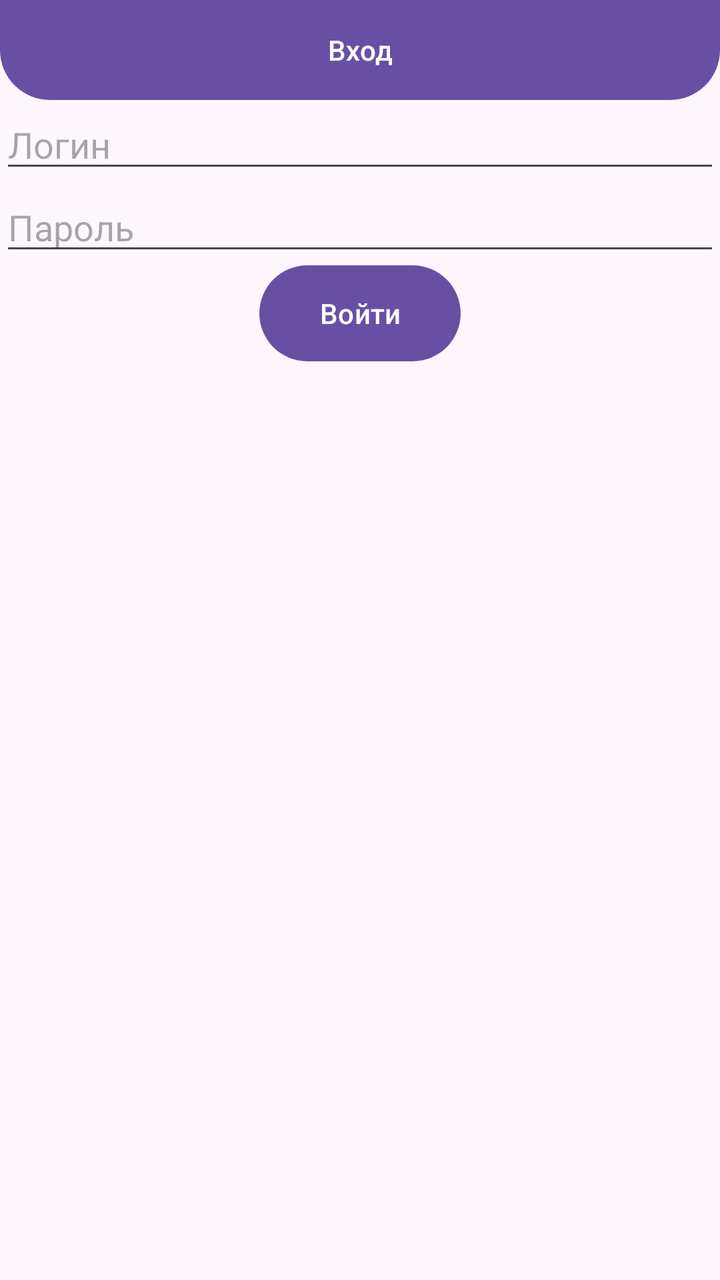
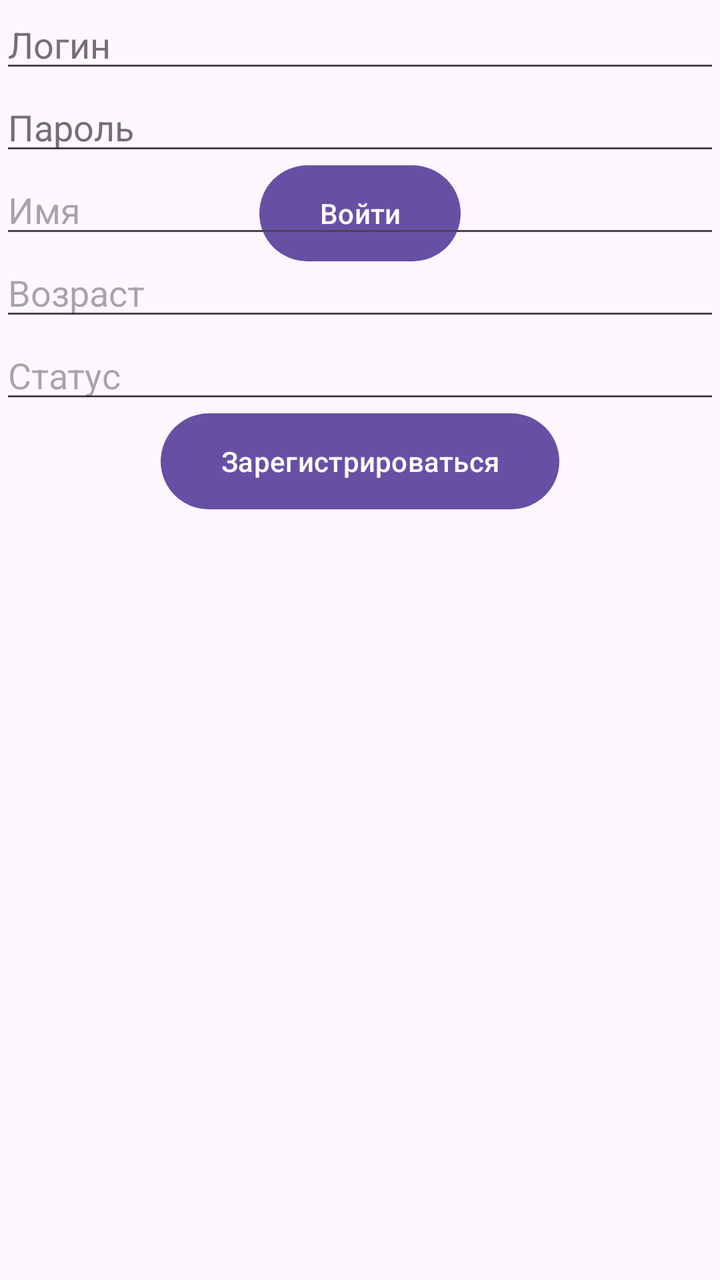

The first picture is an Android layout as it rendered before a commit; the second is the same layout after the commit. The layout source and the unified diff follow.
<!-- AndroidManifest.xml: application theme Theme.OnlineDataBase -->
<!-- res/layout/activity_sign.xml -->
<?xml version="1.0" encoding="utf-8"?>
<FrameLayout xmlns:android="http://schemas.android.com/apk/res/android"
    xmlns:tools="http://schemas.android.com/tools"
    android:layout_width="match_parent"
    android:layout_height="match_parent"
    tools:context=".SignActivity">
    <Button
        android:background="@drawable/back_round_smoke_bot"
        android:layout_width="match_parent"
        android:layout_height="50dp"
        android:text="@string/signIn"/>
    <LinearLayout
        android:layout_width="match_parent"
        android:layout_height="match_parent"
        android:layout_marginTop="50dp"
        android:orientation="vertical">
        <EditText
            android:id="@+id/LoginTextView"
            android:maxLines="1"
            android:inputType="text"
            android:hint="@string/loginHint"
            android:layout_width="match_parent"
            android:layout_height="wrap_content" />
        <EditText
            android:id="@+id/PasswordTextView"
            android:hint="@string/passwordHint"
            android:layout_width="match_parent"
            android:layout_height="wrap_content"
            android:inputType="textPassword" />
        <Button
            android:background="@drawable/back_round_smoke"
            android:layout_width="wrap_content"
            android:layout_height="wrap_content"
            android:layout_gravity="center"
            android:onClick="SignIn"
            android:paddingLeft="30dp"
            android:paddingRight="30dp"
            android:text="@string/goSignIn"/>
    </LinearLayout>
</FrameLayout>
<!-- resources referenced by this layout -->
<resources>
  <!-- drawable back_round_smoke (drawable) -->
  <?xml version="1.0" encoding="utf-8"?>
  <shape xmlns:android="http://schemas.android.com/apk/res/android">
      <solid android:color="@color/colorSmoke"/>
      <corners android:radius="25dp"/>
  </shape>
  <!-- drawable back_round_smoke_bot (drawable) -->
  <?xml version="1.0" encoding="utf-8"?>
  <shape xmlns:android="http://schemas.android.com/apk/res/android">
      <solid android:color="@color/colorSmoke"/>
      <corners android:bottomLeftRadius="25dp" android:bottomRightRadius="25dp"/>
  </shape>
  <string name="goSignIn">Войти</string>
  <string name="loginHint">Логин</string>
  <string name="passwordHint">Пароль</string>
  <string name="signIn">Вход</string>
  <style name="Theme.OnlineDataBase" parent="Base.Theme.OnlineDataBase" />
  <color name="colorSmoke">#CFCFCF</color>
  <style name="Base.Theme.OnlineDataBase" parent="Theme.Material3.DayNight.NoActionBar">
          
          
      </style>
</resources>

<!-- the commit's change to res/layout/activity_sign.xml (unified diff, before → after) -->
@@ -4,37 +4,111 @@
     android:layout_width="match_parent"
     android:layout_height="match_parent"
     tools:context=".SignActivity">
-    <Button
-        android:background="@drawable/back_round_smoke_bot"
+    <TabHost
+        android:id="@+id/tabHost"
         android:layout_width="match_parent"
-        android:layout_height="50dp"
-        android:text="@string/signIn"/>
-    <LinearLayout
-        android:layout_width="match_parent"
-        android:layout_height="match_parent"
-        android:layout_marginTop="50dp"
-        android:orientation="vertical">
-        <EditText
-            android:id="@+id/LoginTextView"
-            android:maxLines="1"
-            android:inputType="text"
-            android:hint="@string/loginHint"
+        android:layout_height="match_parent">
+        <LinearLayout
             android:layout_width="match_parent"
-            android:layout_height="wrap_content" />
-        <EditText
-            android:id="@+id/PasswordTextView"
-            android:hint="@string/passwordHint"
-            android:layout_width="match_parent"
-            android:layout_height="wrap_content"
-            android:inputType="textPassword" />
-        <Button
-            android:background="@drawable/back_round_smoke"
-            android:layout_width="wrap_content"
-            android:layout_height="wrap_content"
-            android:layout_gravity="center"
-            android:onClick="SignIn"
-            android:paddingLeft="30dp"
-            android:paddingRight="30dp"
-            android:text="@string/goSignIn"/>
-    </LinearLayout>
+            android:layout_height="match_parent"
+            android:orientation="vertical">
+            <TabWidget
+                android:id="@android:id/tabs"
+                android:layout_width="match_parent"
+                android:layout_height="wrap_content"/>
+            <FrameLayout
+                android:id="@android:id/tabcontent"
+                android:layout_width="match_parent"
+                android:layout_height="match_parent">
+                <FrameLayout
+                    android:id="@+id/tabSignIn"
+                    android:layout_width="match_parent"
+                    android:layout_height="match_parent"
+                    android:orientation="vertical">
+                    <LinearLayout
+                        android:layout_width="match_parent"
+                        android:layout_height="match_parent"
+                        android:orientation="vertical">
+                        <EditText
+                            android:id="@+id/LoginTextView"
+                            android:hint="@string/loginHint"
+                            android:inputType="text"
+                            android:maxLines="1"
+                            android:layout_width="match_parent"
+                            android:layout_height="wrap_content" />
+                        <EditText
+                            android:id="@+id/PasswordTextView"
+                            android:hint="@string/passwordHint"
+                            android:inputType="textPassword"
+                            android:layout_width="match_parent"
+                            android:layout_height="wrap_content" />
+                        <Button
+                            android:background="@drawable/back_round_smoke"
+                            android:layout_width="wrap_content"
+                            android:layout_height="wrap_content"
+                            android:layout_gravity="center"
+                            android:onClick="SignIn"
+                            android:paddingLeft="30dp"
+                            android:paddingRight="30dp"
+                            android:text="@string/goSignIn"/>
+                    </LinearLayout>
+                </FrameLayout>
+
+                <FrameLayout
+                    android:id="@+id/tabSignUp"
+                    android:layout_width="match_parent"
+                    android:layout_height="match_parent">
+                    <LinearLayout
+                        android:layout_width="match_parent"
+                        android:layout_height="match_parent"
+                        android:orientation="vertical">
+                        <EditText
+                            android:id="@+id/NewLoginTextView"
+                            android:hint="@string/loginHint"
+                            android:inputType="text"
+                            android:maxLines="1"
+                            android:layout_width="match_parent"
+                            android:layout_height="wrap_content" />
+                        <EditText
+                            android:id="@+id/NewPasswordTextView"
+                            android:hint="@string/passwordHint"
+                            android:inputType="textPassword"
+                            android:layout_width="match_parent"
+                            android:layout_height="wrap_content" />
+                        <EditText
+                            android:id="@+id/NewNameTextView"
+                            android:hint="@string/nameHint"
+                            android:inputType="text"
+                            android:maxLines="1"
+                            android:layout_width="match_parent"
+                            android:layout_height="wrap_content" />
+                        <EditText
+                            android:id="@+id/NewAgeTextView"
+                            android:hint="@string/ageHint"
+                            android:inputType="number"
+                            android:maxLines="1"
+                            android:layout_width="match_parent"
+                            android:layout_height="wrap_content" />
+                        <EditText
+                            android:id="@+id/NewStateTextView"
+                            android:hint="@string/stateHint"
+                            android:inputType="text"
+                            android:maxLines="1"
+                            android:layout_width="match_parent"
+                            android:layout_height="wrap_content" />
+                        <Button
+                            android:background="@drawable/back_round_smoke"
+                            android:layout_width="wrap_content"
+                            android:layout_height="wrap_content"
+                            android:layout_gravity="center"
+                            android:onClick="SignUp"
+                            android:paddingLeft="30dp"
+                            android:paddingRight="30dp"
+                            android:text="@string/goSignUp" />
+                    </LinearLayout>
+                </FrameLayout>
+
+            </FrameLayout>
+        </LinearLayout>
+    </TabHost>
 </FrameLayout>
<!-- resource entries referenced after the edit -->
@@ -6,16 +6,13 @@
       <solid android:color="@color/colorSmoke"/>
       <corners android:radius="25dp"/>
   </shape>
-  <!-- drawable back_round_smoke_bot (drawable) -->
-  <?xml version="1.0" encoding="utf-8"?>
-  <shape xmlns:android="http://schemas.android.com/apk/res/android">
-      <solid android:color="@color/colorSmoke"/>
-      <corners android:bottomLeftRadius="25dp" android:bottomRightRadius="25dp"/>
-  </shape>
+  <string name="ageHint">Возраст</string>
   <string name="goSignIn">Войти</string>
+  <string name="goSignUp">Зарегистрироваться</string>
   <string name="loginHint">Логин</string>
+  <string name="nameHint">Имя</string>
   <string name="passwordHint">Пароль</string>
-  <string name="signIn">Вход</string>
+  <string name="stateHint">Статус</string>
   <style name="Theme.OnlineDataBase" parent="Base.Theme.OnlineDataBase" />
   <color name="colorSmoke">#CFCFCF</color>
   <style name="Base.Theme.OnlineDataBase" parent="Theme.Material3.DayNight.NoActionBar">
